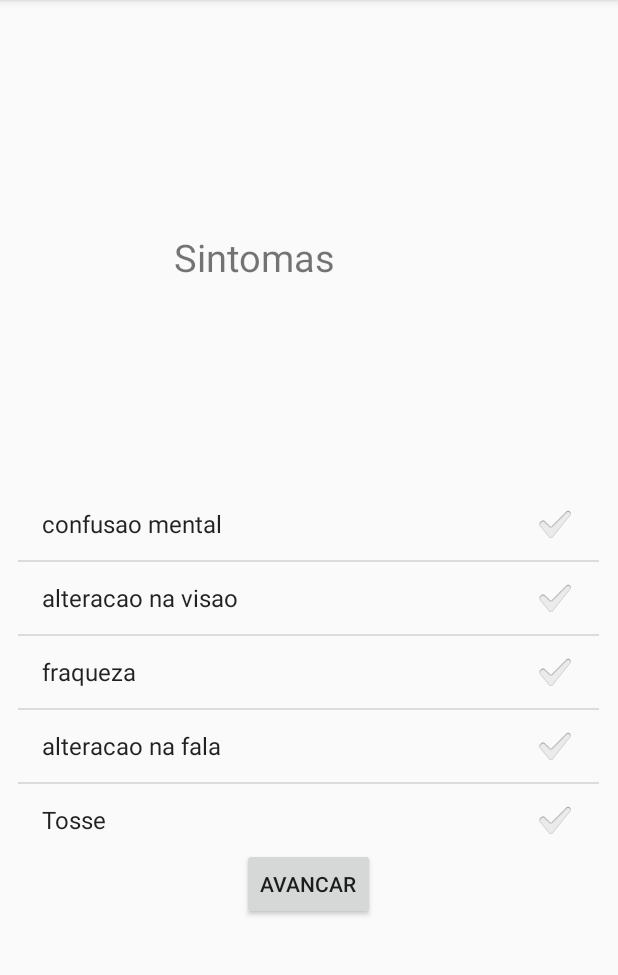
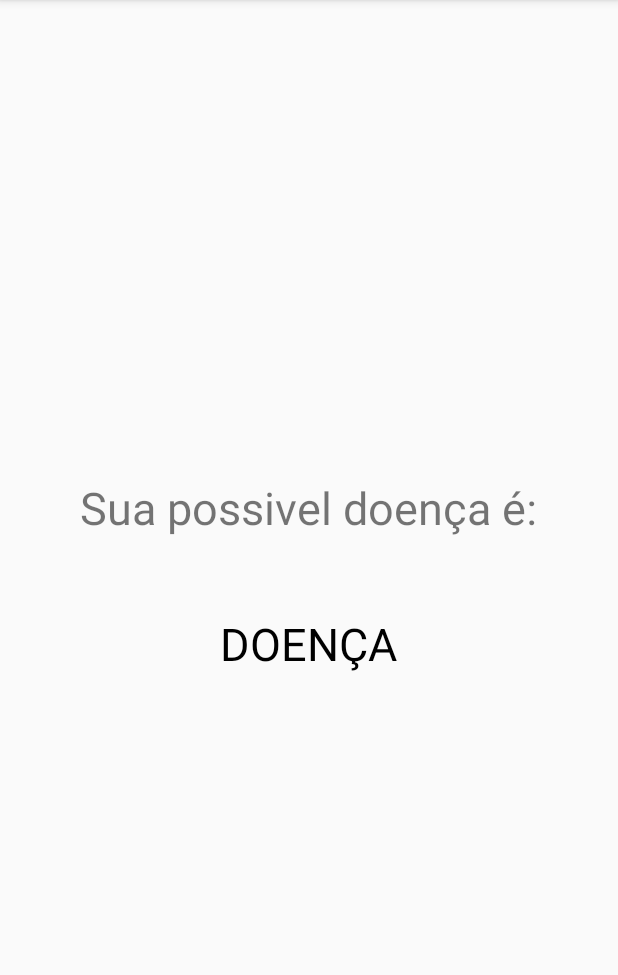
Before and after one commit to Rafael212001/AppIAMedico, an Android app: the Sintomas screen opened directly, with no data from a screen before it, after a tap on "AVANCAR", on a phone screen of 412 x 824 dp, the part 84-1059 px from its top. Run offline under Robolectric (Android 15) with nearby library versions, the phone set to English and light mode, and no system bars; our stand-ins replace Volley; network calls fail.

Commit message:
Atualização tela Possivel doenca

```diff
--- a/Medico/AppApk/app/src/main/AndroidManifest.xml
+++ b/Medico/AppApk/app/src/main/AndroidManifest.xml
@@ -13,7 +13,10 @@
         android:supportsRtl="true"
         android:theme="@style/AppTheme"
         android:usesCleartextTraffic="true">
-        <activity android:name=".Sintomas"></activity>
+        <activity
+            android:name=".PossivelDoenca"
+            android:exported="true" />
+        <activity android:name=".Sintomas" />
         <activity android:name=".MainActivity">
             <intent-filter>
                 <action android:name="android.intent.action.MAIN" />
--- /dev/null
+++ b/Medico/AppApk/app/src/main/java/br/faj/mobile/aula3/medic/PossivelDoenca.java
@@ -0,0 +1,14 @@
+package br.faj.mobile.aula3.medic;
+
+import androidx.appcompat.app.AppCompatActivity;
+
+import android.os.Bundle;
+
+public class PossivelDoenca extends AppCompatActivity {
+
+    @Override
+    protected void onCreate(Bundle savedInstanceState) {
+        super.onCreate(savedInstanceState);
+        setContentView(R.layout.activity_possivel_doenca);
+    }
+}
--- a/Medico/AppApk/app/src/main/java/br/faj/mobile/aula3/medic/Sintomas.java
+++ b/Medico/AppApk/app/src/main/java/br/faj/mobile/aula3/medic/Sintomas.java
@@ -96,6 +96,8 @@ public class Sintomas extends AppCompatActivity {
 
         try {
             enviarDados(selecionados);
+            Intent intent = new Intent(this, PossivelDoenca.class);
+            startActivity(intent);
         } catch (Exception ex) {
             ex.printStackTrace();
             Toast.makeText(this, "Erro no envio:" + ex.getMessage(), Toast.LENGTH_LONG).show();
--- /dev/null
+++ b/Medico/AppApk/app/src/main/res/layout/activity_possivel_doenca.xml
@@ -0,0 +1,31 @@
+<?xml version="1.0" encoding="utf-8"?>
+<LinearLayout xmlns:android="http://schemas.android.com/apk/res/android"
+    xmlns:app="http://schemas.android.com/apk/res-auto"
+    xmlns:tools="http://schemas.android.com/tools"
+    android:layout_width="match_parent"
+    android:layout_height="match_parent"
+    android:gravity="center"
+    android:orientation="vertical"
+    tools:context=".PossivelDoenca">
+
+    <TextView
+        android:layout_width="wrap_content"
+        android:layout_height="wrap_content"
+        android:text="Sua possivel doença é:"
+        android:textSize="30dp"/>
+
+    <TextView
+        android:layout_width="wrap_content"
+        android:layout_height="50dp"
+        android:textSize="30dp"
+        android:textColor="#000000"/>
+
+    <TextView
+        android:id="@+id/Txtdoenca"
+        android:layout_width="wrap_content"
+        android:layout_height="wrap_content"
+        android:text="DOENÇA"
+        android:textColor="#000000"
+        android:textSize="30dp"/>
+
+</LinearLayout>
```
Also changed, not shown: Medico/AppApk/app/src/main/res/values/strings.xml (line endings or trailing spaces).
